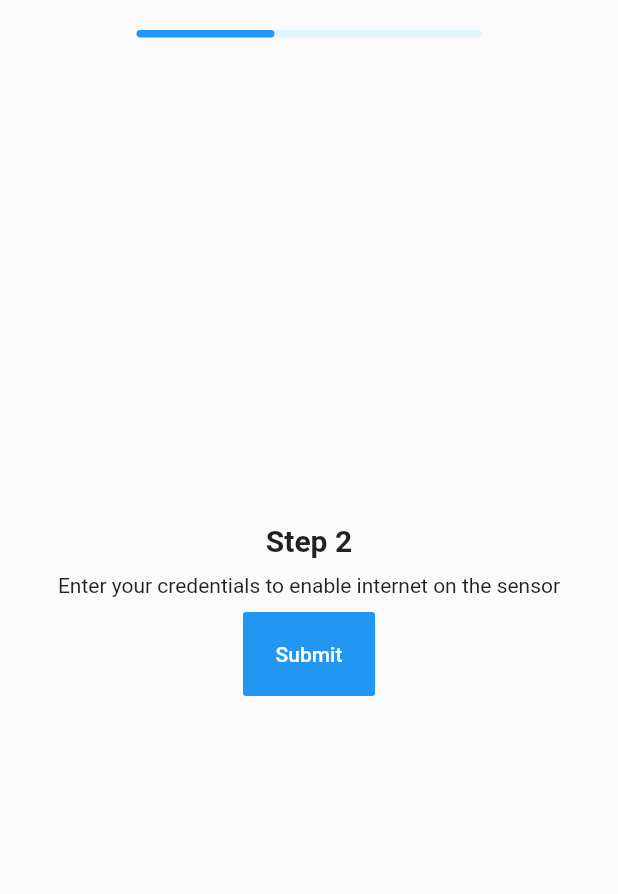
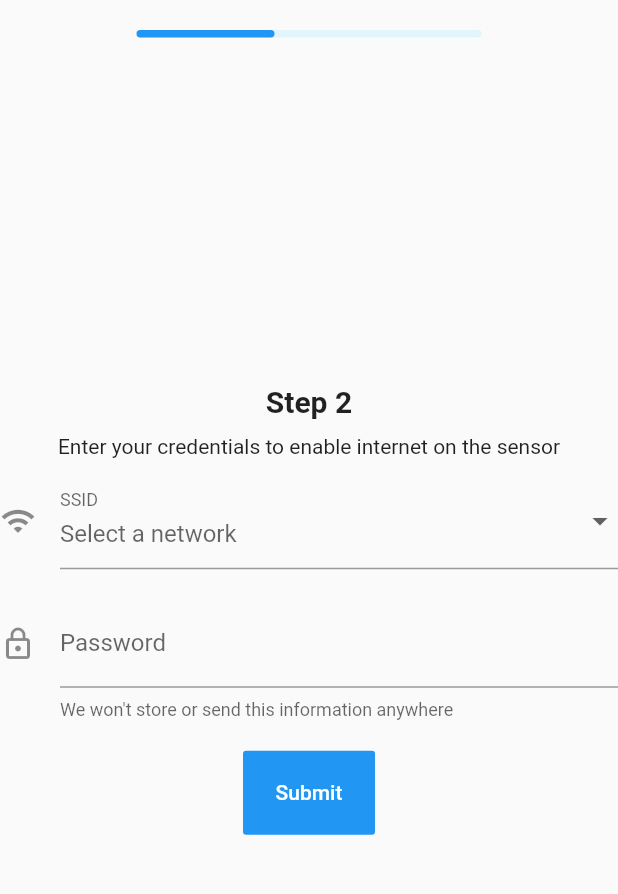
Before and after one commit to openeew/openeew-provisioner, a Flutter app: the Connect screen opened directly, after a tap on "I'll be connecting the device to WiFi", on a phone screen of 412 x 824 dp, the part 84-978 px from its top. Run offline on Flutter 3.47's test engine with Material 2 defaults, Android fonts, the phone set to English and light mode, and no system bars; drawn by our look-alikes of percent_indicator.

Commit message:
Add platform buttons, basic wifi form

```diff
--- /dev/null
+++ b/lib/forms/wifi.dart
@@ -0,0 +1,71 @@
+import 'package:flutter/material.dart';
+
+import 'package:openeew_provisioner/screens/3_contact.dart';
+
+import 'package:openeew_provisioner/widgets/space.dart';
+import 'package:openeew_provisioner/widgets/next_button.dart';
+
+import 'package:openeew_provisioner/operations/perform_route.dart';
+
+class WifiForm extends StatefulWidget {
+  @override
+  WifiFormState createState() {
+    return WifiFormState();
+  }
+}
+
+class WifiFormState extends State<WifiForm> {
+  final _formKey = GlobalKey<FormState>();
+  final ssids = ['Porritt Pirates 5', 'Porritt Pirates'];
+
+  String _ssid = '';
+  String _password = '';
+
+  void submit(BuildContext context) {
+    // TODO: validate wifi connection
+
+    if (_formKey.currentState.validate()) {
+      PerformRoute({ 'context': context, 'route': Contact() }).perform();
+    } else {
+
+    }
+  }
+
+  @override
+  Widget build(BuildContext context) {
+    return Form(
+      key: _formKey,
+      child: Column(
+        children: <Widget>[
+          DropdownButtonFormField<String>(
+            decoration: InputDecoration(
+              icon: Icon(Icons.wifi_outlined),
+              hintText: 'Select a network',
+              labelText: 'SSID',
+            ),
+            items: ssids.map((value) => DropdownMenuItem<String>(
+              value: value,
+              child: Text(value),
+            )).toList(),
+            validator: (value) => (value == null || value.isEmpty) ? 'Network is required' : null,
+            onChanged: (value) => setState(() { _ssid = value; }),
+          ),
+          Space(20),
+          TextFormField(
+            obscureText: true,
+            decoration: InputDecoration(
+              icon: Icon(Icons.lock_outlined),
+              hintText: 'Your WiFi password',
+              labelText: 'Password',
+              helperText: "We won't store or send this information anywhere"
+            ),
+            validator: (value) => (value == null || value.isEmpty) ? 'Wifi password is required' : null,
+            onChanged: (value) => setState(() { _password = value; }),
+          ),
+          Space(20),
+          NextButton(onClick: submit, text: 'Submit')
+        ],
+      ),
+    );
+  }
+}
--- /dev/null
+++ b/lib/operations/perform_route.dart
@@ -0,0 +1,18 @@
+import 'package:flutter/material.dart';
+import 'package:flutter/cupertino.dart';
+
+import 'package:openeew_provisioner/operations/platform_operation.dart';
+
+class PerformRoute extends PlatformOperation {
+  PerformRoute(Map args) : super(args);
+
+  @override
+  void ios() {
+    Navigator.push(this.args['context'], CupertinoPageRoute(builder: (context) => this.args['route']));
+  }
+
+  @override
+  void fallback() {
+    Navigator.push(this.args['context'], MaterialPageRoute(builder: (context) => this.args['route']));
+  }
+}
--- /dev/null
+++ b/lib/operations/platform_operation.dart
@@ -0,0 +1,26 @@
+import 'package:flutter/material.dart';
+import 'package:flutter/foundation.dart' show kIsWeb;
+import 'dart:io';
+
+abstract class PlatformOperation {
+  final Map args;
+
+  PlatformOperation(this.args);
+
+  void ios()      => fallback();
+  void android()  => fallback();
+  void web()      => fallback();
+  void fallback() => null;
+
+  void perform() {
+    if (kIsWeb) {
+      web();
+    } else if (Platform.isIOS) {
+      ios();
+    } else if (Platform.isAndroid) {
+      android();
+    } else {
+      fallback();
+    }
+  }
+}
--- a/lib/screens/0_start.dart
+++ b/lib/screens/0_start.dart
@@ -19,7 +19,7 @@ class Start extends StatelessWidget {
                 Text('Provision your OpenEEW sensor')
               ]
             ),
-            NextButton(Connect(), 'Get started'),
+            NextButton(route: Connect(), text: 'Get started'),
           ],
         ),
       ),
--- a/lib/screens/1_connect.dart
+++ b/lib/screens/1_connect.dart
@@ -14,9 +14,9 @@ class Connect extends StatelessWidget {
     return Scaffold(
       body: StepTemplate(1, 'Connect your sensor to the internet', <Widget>[
         Space(20),
-        NextButton(Ethernet(), "I've connected to an ethernet cable"),
+        NextButton(route: Wifi(), text: "I'll be connecting the device to WiFi"),
         Space(20),
-        NextButton(Wifi(), "I'll be connecting the device to WiFi")
+        NextButton(route: Ethernet(), text: "I've connected to an ethernet cable"),
       ]),
     );
   }
--- a/lib/screens/2_ethernet.dart
+++ b/lib/screens/2_ethernet.dart
@@ -11,7 +11,7 @@ class Ethernet extends StatelessWidget {
   Widget build(BuildContext context) {
     return Scaffold(
       body: StepTemplate(2, 'Connect your sensor via Ethernet', <Widget>[
-        NextButton(Contact(), 'Submit')
+        NextButton(route: Contact(), text: 'Submit')
       ])
     );
   }
--- a/lib/screens/2_wifi.dart
+++ b/lib/screens/2_wifi.dart
@@ -1,17 +1,15 @@
 import 'package:flutter/material.dart';
 
-import 'package:openeew_provisioner/screens/3_contact.dart';
+import 'package:openeew_provisioner/forms/wifi.dart';
 
 import 'package:openeew_provisioner/templates/step.dart';
-
-import 'package:openeew_provisioner/widgets/next_button.dart';
 
 class Wifi extends StatelessWidget {
   @override
   Widget build(BuildContext context) {
     return Scaffold(
       body: StepTemplate(2, 'Enter your credentials to enable internet on the sensor', <Widget>[
-        NextButton(Contact(), 'Submit')
+        WifiForm()
       ])
     );
   }
--- a/lib/screens/3_contact.dart
+++ b/lib/screens/3_contact.dart
@@ -11,7 +11,7 @@ class Contact extends StatelessWidget {
   Widget build(BuildContext context) {
     return Scaffold(
       body: StepTemplate(3, "What's the best way for OpenEEW to contact you about this device?", <Widget>[
-        NextButton(Register(), 'Submit')
+        NextButton(route: Register(), text: 'Submit')
       ])
     );
   }
--- a/lib/screens/4_register.dart
+++ b/lib/screens/4_register.dart
@@ -11,7 +11,7 @@ class Register extends StatelessWidget {
   Widget build(BuildContext context) {
     return Scaffold(
       body: StepTemplate(4, "Register your device on the OpenEEW network", <Widget>[
-        NextButton(Complete(), 'Register')
+        NextButton(route: Complete(), text: 'Register')
       ])
     );
   }
--- a/lib/templates/step.dart
+++ b/lib/templates/step.dart
@@ -1,14 +1,9 @@
 import 'package:flutter/material.dart';
-
-import 'package:openeew_provisioner/screens/0_start.dart';
-import 'package:openeew_provisioner/screens/2_ethernet.dart';
-import 'package:openeew_provisioner/screens/2_wifi.dart';
 
 import 'package:openeew_provisioner/widgets/step_title.dart';
 import 'package:openeew_provisioner/widgets/step_progress.dart';
 import 'package:openeew_provisioner/widgets/logo.dart';
 import 'package:openeew_provisioner/widgets/space.dart';
-import 'package:openeew_provisioner/widgets/next_button.dart';
 
 class StepTemplate extends StatelessWidget {
   final List<Widget> children;
--- /dev/null
+++ b/lib/widgets/button.dart
@@ -0,0 +1,35 @@
+import 'package:flutter/material.dart';
+import 'package:flutter/cupertino.dart';
+
+import 'package:openeew_provisioner/operations/perform_route.dart';
+
+import 'package:openeew_provisioner/widgets/platform_widget.dart';
+
+class Button extends PlatformWidget {
+  final String text;
+  final Function onClick;
+
+  const Button({ this.text, this.onClick });
+
+  @override
+  Widget ios(BuildContext context) {
+    return CupertinoButton(
+      color: Colors.blue,
+      padding: EdgeInsets.all(20.0),
+      onPressed: this.onClick,
+      child: Text(this.text),
+    );
+  }
+
+  @override
+  Widget fallback(BuildContext context) {
+    return FlatButton(
+      color: Colors.blue,
+      textColor: Colors.white,
+      padding: EdgeInsets.all(20.0),
+      splashColor: Colors.blueAccent,
+      onPressed: this.onClick,
+      child: Text(this.text)
+    );
+  }
+}
--- a/lib/widgets/next_button.dart
+++ b/lib/widgets/next_button.dart
@@ -1,42 +1,25 @@
 import 'package:flutter/material.dart';
 import 'package:flutter/cupertino.dart';
 
-import 'package:openeew_provisioner/widgets/platform_widget.dart';
+import 'package:openeew_provisioner/operations/perform_route.dart';
 
-class NextButton extends PlatformWidget {
+import 'package:openeew_provisioner/widgets/button.dart';
+
+class NextButton extends StatelessWidget {
   final Widget route;
   final String text;
+  final Function onClick;
 
-  const NextButton(this.route, this.text);
+  const NextButton({ this.route, this.onClick, this.text });
 
   @override
-  Widget ios(BuildContext context) {
-    return CupertinoButton(
-      color: Colors.blue,
-      padding: EdgeInsets.all(20.0),
-      onPressed: () {
-        Navigator.push(
-          context,
-          CupertinoPageRoute(builder: (context) => this.route)
-        );
+  Widget build(BuildContext context) {
+    return Button(text: this.text, onClick: () {
+      if (this.onClick != null) {
+        this.onClick(context);
+      } else if (this.route != null) {
+        PerformRoute({ 'context': context, 'route': this.route }).perform();
       }
-    );
-  }
-
-  @override
-  Widget fallback(BuildContext context) {
-    return FlatButton(
-      color: Colors.blue,
-      textColor: Colors.white,
-      padding: EdgeInsets.all(20.0),
-      splashColor: Colors.blueAccent,
-      onPressed: () {
-        Navigator.push(
-          context,
-          MaterialPageRoute(builder: (context) => this.route)
-        );
-      },
-      child: Text(this.text)
-    );
+    });
   }
 }
```
